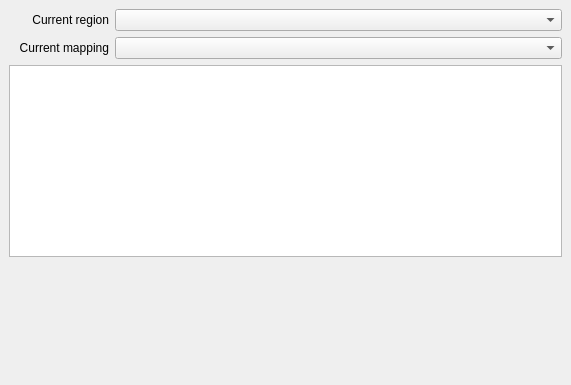
First picture: the form in nafi_hires/src/ui/dock_widget.ui, repository nafi-org/nafi-qgis, before the edit.
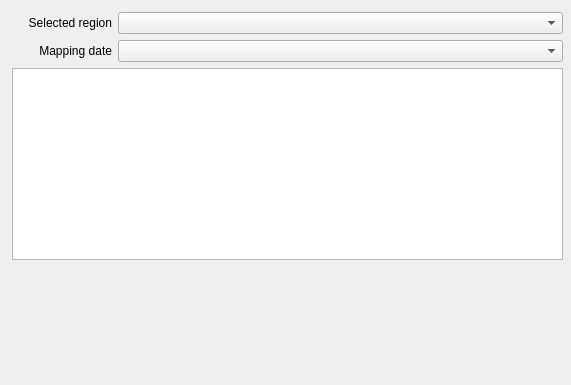
Second picture: the form after the edit. Icons and pictures are not drawn. Custom widgets are drawn as their Qt base class.

```diff
--- a/nafi_hires/src/ui/dock_widget.ui
+++ b/nafi_hires/src/ui/dock_widget.ui
@@ -28,6 +28,18 @@
   </property>
   <widget class="QWidget" name="dockWidgetContents">
    <layout class="QVBoxLayout" name="verticalLayout">
+    <property name="leftMargin">
+     <number>12</number>
+    </property>
+    <property name="topMargin">
+     <number>12</number>
+    </property>
+    <property name="rightMargin">
+     <number>8</number>
+    </property>
+    <property name="bottomMargin">
+     <number>8</number>
+    </property>
     <item>
      <layout class="QGridLayout" name="gridLayout">
       <item row="0" column="0">
@@ -57,7 +69,7 @@
          </font>
         </property>
         <property name="text">
-         <string>Current region</string>
+         <string>Selected region</string>
         </property>
         <property name="textFormat">
          <enum>Qt::AutoText</enum>
@@ -110,7 +122,7 @@
          </font>
         </property>
         <property name="text">
-         <string>Current mapping</string>
+         <string>Mapping date</string>
         </property>
         <property name="alignment">
          <set>Qt::AlignRight|Qt::AlignTrailing|Qt::AlignVCenter</set>
@@ -145,6 +157,19 @@
       </property>
      </widget>
     </item>
+    <item>
+     <spacer name="verticalSpacer">
+      <property name="orientation">
+       <enum>Qt::Vertical</enum>
+      </property>
+      <property name="sizeHint" stdset="0">
+       <size>
+        <width>20</width>
+        <height>40</height>
+       </size>
+      </property>
+     </spacer>
+    </item>
     <item>
      <widget class="MappingWidget" name="mappingWidget" native="true">
       <property name="sizePolicy">
```
